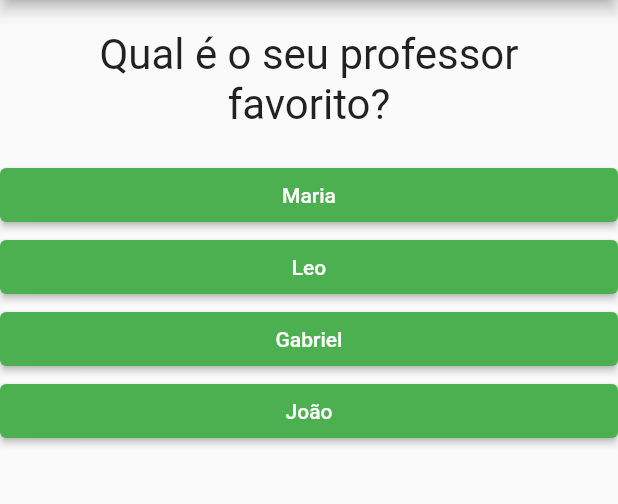
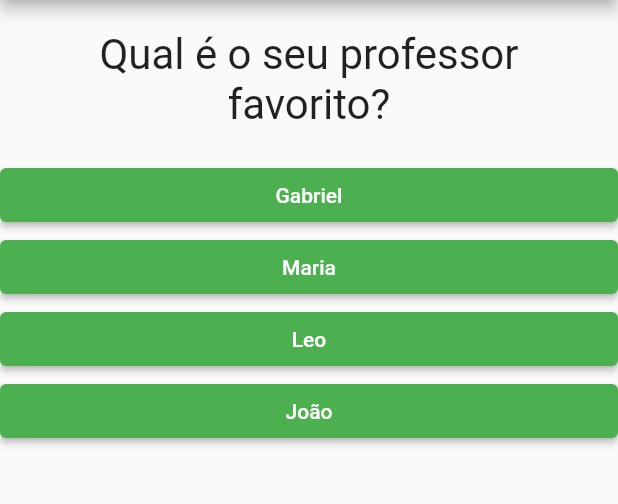
Before and after one commit to gabrielestefono/projeto_perguntas, a Flutter app: the screen it shows after launch, after a tap on "Verde", after a tap on "Cobra", on a phone screen of 412 x 824 dp, the part 84-588 px from its top. Run offline on Flutter 3.47's test engine with Material 2 defaults, Android fonts, the phone set to English and light mode, and no system bars.

Commit message:
Refatorando código

```diff
--- a/lib/main.dart
+++ b/lib/main.dart
@@ -10,28 +10,28 @@ class _PerguntaAppState extends State<PerguntaApp> {
     {
       "texto": "Qual é a sua cor favorita?",
       "respostas": [
-        "Verde",
-        "Vermelho",
-        "Azul",
-        "Preto",
+        {"texto": "Verde", "nota": 10},
+        {"texto": "Vermelho", "nota": 5},
+        {"texto": "Azul", "nota": 3},
+        {"texto": "Preto", "nota": 1},
       ],
     },
     {
       "texto": "Qual é o seu animal favorito?",
       "respostas": [
-        "Coelho",
-        "Cobra",
-        "Elefante",
-        "Leão",
+        {"texto": "Coelho", "nota": 10},
+        {"texto": "Cobra", "nota": 5},
+        {"texto": "Elefante", "nota": 3},
+        {"texto": "Leão", "nota": 1},
       ],
     },
     {
       "texto": "Qual é o seu professor favorito?",
       "respostas": [
-        "Maria",
-        "Leo",
-        "Gabriel",
-        "João",
+        {"texto": "Gabriel", "nota": 10},
+        {"texto": "Maria", "nota": 5},
+        {"texto": "Leo", "nota": 3},
+        {"texto": "João", "nota": 1},
       ],
     }
   ];
--- a/lib/questionario.dart
+++ b/lib/questionario.dart
@@ -20,7 +20,7 @@ class Questionario extends StatelessWidget {
 
   @override
   Widget build(BuildContext context) {
-    List<String> respostas = temPerguntaSelecionada
+    List<Map<String, Object>> respostas = temPerguntaSelecionada
         ? perguntas[perguntaSelecionada].cast()["respostas"]
         : [];
     return Column(
@@ -28,7 +28,9 @@ class Questionario extends StatelessWidget {
         Questao(
           perguntas[perguntaSelecionada].cast()["texto"],
         ),
-        ...respostas.map((t) => Resposta(t, quandoResponder)).toList()
+        ...respostas
+            .map((resp) => Resposta(resp["texto"] as String, quandoResponder))
+            .toList()
       ],
     );
   }
```
